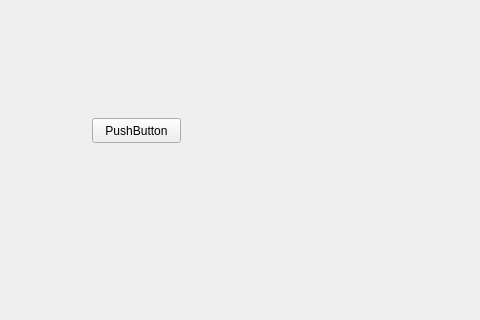
This is DAY_3/HW_001/qt_usb_camera_viewer/ui/mainwindow.ui in kinesis19/ROBIT_ROS2_HW as Qt 5 draws it before an edit; both pictures show x 118 to 598 and y 102 to 422 of the 944 by 704 pixel window. The edited form follows.
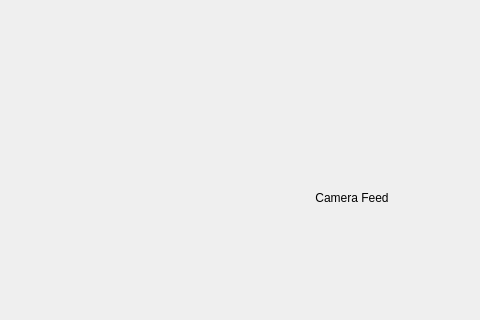
This is the edited form. Icons and pictures are not drawn.

Commit message: :Update: Create: qt_usb_camera_viewer

```diff
--- a/DAY_3/HW_001/qt_usb_camera_viewer/ui/mainwindow.ui
+++ b/DAY_3/HW_001/qt_usb_camera_viewer/ui/mainwindow.ui
@@ -21,17 +21,20 @@
    <locale language="English" country="Australia"/>
   </property>
   <widget class="QWidget" name="centralwidget">
-   <widget class="QPushButton" name="pushButton">
+   <widget class="QLabel" name="labelDisplayUSBCamera">
     <property name="geometry">
      <rect>
-      <x>210</x>
-      <y>220</y>
-      <width>89</width>
-      <height>25</height>
+      <x>150</x>
+      <y>60</y>
+      <width>640</width>
+      <height>480</height>
      </rect>
     </property>
     <property name="text">
-     <string>PushButton</string>
+     <string>Camera Feed</string>
+    </property>
+    <property name="alignment">
+     <set>Qt::AlignmentFlag::AlignCenter</set>
     </property>
    </widget>
   </widget>
```
The commit also changes 5 other files.
